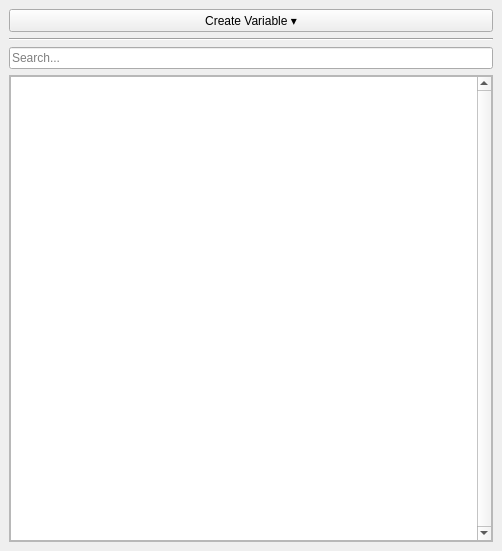
Before: the Qt Designer form dev/Gems/ScriptCanvas/Code/Editor/View/Widgets/VariablePanel/VariableDockWidget.ui in aws/lumberyard, drawn with Qt 5.
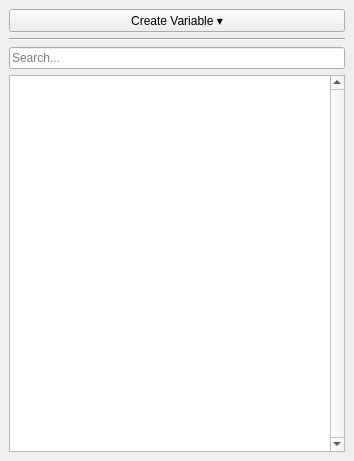
After: the same form once the commit is applied. Custom widgets are drawn as their Qt base class.

The edit to the form file:
```diff
--- a/dev/Gems/ScriptCanvas/Code/Editor/View/Widgets/VariablePanel/VariableDockWidget.ui
+++ b/dev/Gems/ScriptCanvas/Code/Editor/View/Widgets/VariablePanel/VariableDockWidget.ui
@@ -6,35 +6,47 @@
    <rect>
     <x>0</x>
     <y>0</y>
-    <width>502</width>
-    <height>551</height>
+    <width>354</width>
+    <height>461</height>
    </rect>
   </property>
-  <property name="sizePolicy">
-   <sizepolicy hsizetype="Preferred" vsizetype="Preferred">
-    <horstretch>0</horstretch>
-    <verstretch>0</verstretch>
-   </sizepolicy>
-  </property>
-  <property name="minimumSize">
-   <size>
-    <width>111</width>
-    <height>197</height>
-   </size>
-  </property>
   <property name="windowTitle">
    <string>Variable Manager</string>
   </property>
   <widget class="QWidget" name="dockWidgetContents">
    <layout class="QVBoxLayout" name="verticalLayout">
+    <property name="leftMargin">
+     <number>0</number>
+    </property>
+    <property name="topMargin">
+     <number>0</number>
+    </property>
+    <property name="rightMargin">
+     <number>0</number>
+    </property>
+    <property name="bottomMargin">
+     <number>0</number>
+    </property>
+    <item>
+     <widget class="QScrollArea" name="scrollArea">
+      <property name="frameShape">
+       <enum>QFrame::NoFrame</enum>
+      </property>
+      <property name="widgetResizable">
+       <bool>true</bool>
+      </property>
+      <widget class="QWidget" name="scrollAreaWidgetContents">
+       <property name="geometry">
+        <rect>
+         <x>0</x>
+         <y>0</y>
+         <width>354</width>
+         <height>439</height>
+        </rect>
+       </property>
+       <layout class="QVBoxLayout" name="verticalLayout_2">
     <item>
      <widget class="QPushButton" name="addButton">
-      <property name="sizePolicy">
-       <sizepolicy hsizetype="Expanding" vsizetype="Fixed">
-        <horstretch>0</horstretch>
-        <verstretch>0</verstretch>
-       </sizepolicy>
-      </property>
       <property name="text">
        <string>Create Variable ▾</string>
       </property>
@@ -49,6 +61,9 @@
     </item>
     <item>
      <widget class="AzQtComponents::SearchLineEdit" name="searchFilter">
+          <property name="inputMask">
+           <string/>
+          </property>
       <property name="placeholderText">
        <string>Search...</string>
       </property>
@@ -60,30 +75,9 @@
        <number>0</number>
       </property>
       <widget class="QWidget" name="graphVariablesPage">
-       <layout class="QHBoxLayout" name="horizontalLayout">
-        <property name="leftMargin">
-         <number>0</number>
-        </property>
-        <property name="topMargin">
-         <number>0</number>
-        </property>
-        <property name="rightMargin">
-         <number>0</number>
-        </property>
-        <property name="bottomMargin">
-         <number>0</number>
-        </property>
-        <item>
-         <widget class="QFrame" name="variableTableFrame">
-          <property name="frameShape">
-           <enum>QFrame::StyledPanel</enum>
-          </property>
-          <property name="frameShadow">
-           <enum>QFrame::Raised</enum>
-          </property>
-          <layout class="QVBoxLayout" name="verticalLayout_4">
+           <layout class="QVBoxLayout" name="verticalLayout_3">
            <property name="spacing">
-            <number>4</number>
+             <number>0</number>
            </property>
            <property name="leftMargin">
             <number>0</number>
@@ -120,24 +114,18 @@
              <attribute name="horizontalHeaderVisible">
               <bool>false</bool>
              </attribute>
-             <attribute name="horizontalHeaderDefaultSectionSize">
-              <number>10</number>
-             </attribute>
-             <attribute name="horizontalHeaderMinimumSectionSize">
-              <number>0</number>
-             </attribute>
              <attribute name="verticalHeaderVisible">
               <bool>false</bool>
              </attribute>
-            </widget>
-           </item>
-          </layout>
          </widget>
         </item>
        </layout>
       </widget>
       <widget class="QWidget" name="variablePalettePage">
-       <layout class="QVBoxLayout" name="verticalLayout_2">
+           <layout class="QVBoxLayout" name="verticalLayout_4">
+            <property name="spacing">
+             <number>0</number>
+            </property>
         <property name="leftMargin">
          <number>10</number>
         </property>
@@ -151,37 +139,10 @@
          <number>20</number>
         </property>
         <item>
-         <widget class="QFrame" name="variableAddFrame">
-          <property name="frameShape">
-           <enum>QFrame::StyledPanel</enum>
-          </property>
-          <property name="frameShadow">
-           <enum>QFrame::Raised</enum>
-          </property>
-          <layout class="QVBoxLayout" name="verticalLayout_3">
-           <property name="spacing">
-            <number>4</number>
-           </property>
-           <property name="leftMargin">
-            <number>0</number>
-           </property>
-           <property name="topMargin">
-            <number>0</number>
-           </property>
-           <property name="rightMargin">
-            <number>0</number>
-           </property>
-           <property name="bottomMargin">
-            <number>0</number>
-           </property>
-           <item>
             <widget class="ScriptCanvasEditor::VariablePaletteTableView" name="variablePalette">
              <property name="verticalScrollBarPolicy">
               <enum>Qt::ScrollBarAlwaysOn</enum>
              </property>
-             <property name="horizontalScrollBarPolicy">
-              <enum>Qt::ScrollBarAsNeeded</enum>
-             </property>
              <property name="alternatingRowColors">
               <bool>true</bool>
              </property>
@@ -194,18 +155,13 @@
              <attribute name="horizontalHeaderVisible">
               <bool>false</bool>
              </attribute>
-             <attribute name="horizontalHeaderDefaultSectionSize">
-              <number>0</number>
-             </attribute>
-             <attribute name="horizontalHeaderMinimumSectionSize">
-              <number>0</number>
-             </attribute>
              <attribute name="verticalHeaderVisible">
               <bool>false</bool>
              </attribute>
             </widget>
            </item>
           </layout>
+          </widget>
          </widget>
         </item>
        </layout>
```
Lines whose indentation alone changed are shown as unchanged.
